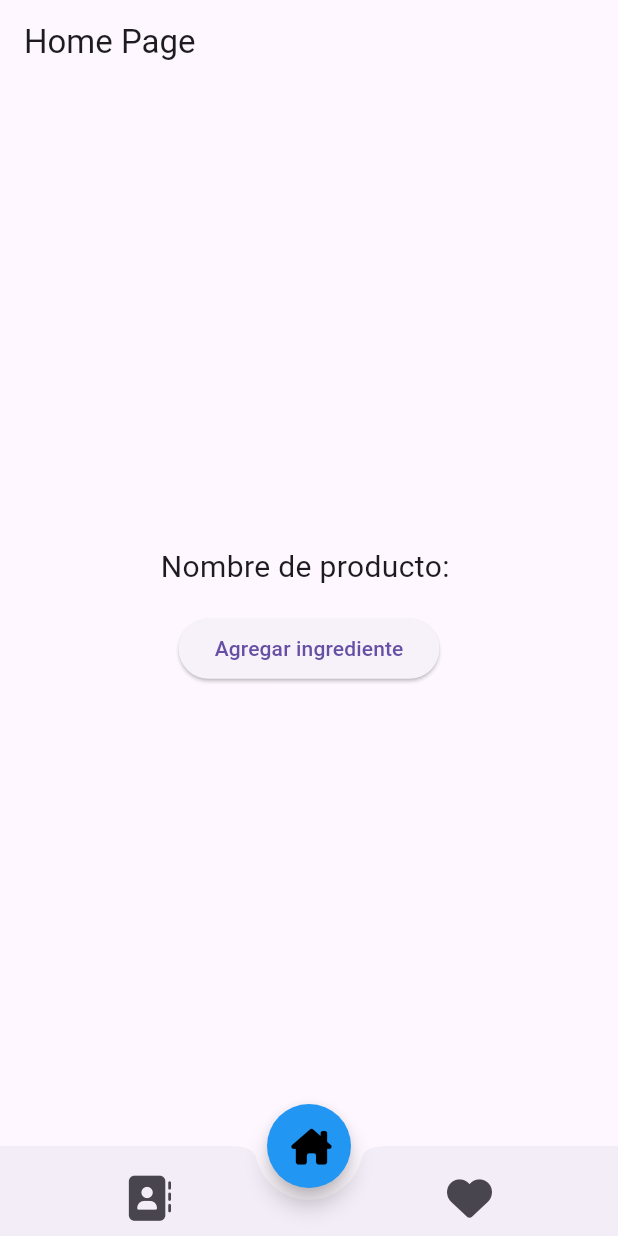
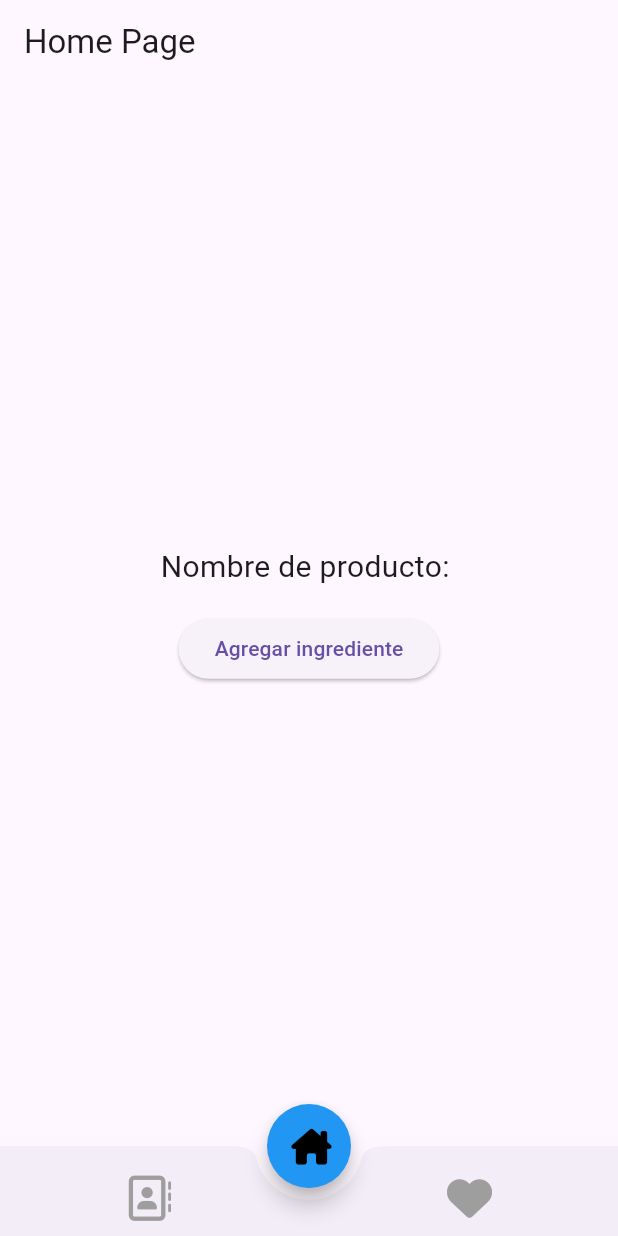
Before and after one commit to LisandroPiva/presupuestApp, a Flutter app: the screen it shows after launch, after a tap on "Guardar", on a phone screen of 412 x 824 dp. Run offline on Flutter 3.47's test engine with Material 3 defaults, Android fonts, the phone set to English and light mode, and no system bars; our stand-ins replace cloud_firestore, firebase_core, font_awesome_flutter, shared_preferences; accounts and stored records are empty.

```diff
--- a/new_project/lib/Models/ingrediente.dart
+++ b/new_project/lib/Models/ingrediente.dart
@@ -15,8 +15,9 @@ class Ingredient {
     required this.selectedOption,
   });
 
+  // ignore: non_constant_identifier_names
   double monto_gastado(){
-    double valor_por_cantidad = price / totalQuantity;
-    return valor_por_cantidad * usedQuantity;
+    double valorPorCantidad = price / totalQuantity;
+    return valorPorCantidad * usedQuantity;
   }
 }
--- a/new_project/lib/Pages/home.dart
+++ b/new_project/lib/Pages/home.dart
@@ -1,12 +1,16 @@
-import 'package:firebase_core/firebase_core.dart';
 import 'package:flutter/material.dart';
 import 'package:flutter/services.dart';
 import 'package:cloud_firestore/cloud_firestore.dart';
-import 'package:firebase_auth/firebase_auth.dart'; // Asegúrate de que esta línea sea correcta
 import 'package:namer_app/Models/ingrediente.dart';
+//import 'package:shared_preferences/shared_preferences.dart';
 
 class HomePage extends StatefulWidget {
+  final String userId;
+
+  HomePage({required this.userId});
+
   @override
+  // ignore: library_private_types_in_public_api
   _HomePageState createState() => _HomePageState();
 }
 
@@ -21,9 +25,7 @@ class _HomePageState extends State<HomePage> {
   bool _isProductNameSubmitted = false;
   bool _areIngredientFieldsVisible = false;
   List<Ingredient> _ingredients = [];
-
   String? _selectedOption;
-
   final List<String> _options = ['gramos', 'mililitros', 'unidades'];
 
   @override
@@ -67,7 +69,7 @@ class _HomePageState extends State<HomePage> {
                               isThreeLine: true,
                               trailing: Container(
                                 decoration: BoxDecoration(
-                                  color: Colors.red, // Color de fondo del botón
+                                  color: Colors.red,
                                   shape: BoxShape.circle,
                                 ),
                                 child: IconButton(
@@ -86,7 +88,7 @@ class _HomePageState extends State<HomePage> {
                   crossAxisAlignment: CrossAxisAlignment.center,
                   children: [
                     if (!_isProductNameSubmitted)
-                      Container(
+                      SizedBox(
                         width: 300,
                         child: TextField(
                           controller: _productController,
@@ -188,10 +190,10 @@ class _HomePageState extends State<HomePage> {
                               _selectedOption = null;
                             });
                           },
+                          style: ElevatedButton.styleFrom(
+                            backgroundColor: Colors.grey,
+                          ),
                           child: Text('Cancelar'),
-                          style: ElevatedButton.styleFrom(
-                            backgroundColor: Colors.grey, // Color de fondo del botón de cancelar
-                          ),
                         ),
                       ],
                   ],
@@ -210,12 +212,11 @@ class _HomePageState extends State<HomePage> {
       selectedOption: _selectedOption ?? 'None',
     );
 
-    final userId = FirebaseAuth.instance.currentUser?.uid; // Obtén la ID del usuario actual
-    final productId = FirebaseFirestore.instance.collection('products').doc().id; // Genera una ID única para el producto
+    final productId = FirebaseFirestore.instance.collection('products').doc().id;
 
     await FirebaseFirestore.instance.collection('products').doc(productId).set({
       'name': _productName,
-      'userId': userId, // Agrega la ID del usuario al documento del producto
+      'userId': widget.userId,
     }).catchError((error) {
       print("Fallo al añadir producto: $error");
     });
@@ -230,7 +231,6 @@ class _HomePageState extends State<HomePage> {
       setState(() {
         _ingredients.add(ingredient);
         _areIngredientFieldsVisible = false;
-        // Limpiar campos y opciones después de guardar
         _ingredientNameController.clear();
         _ingredientPriceController.clear();
         _ingredientTotalQuantityController.clear();
@@ -252,15 +252,7 @@ class _HomePageState extends State<HomePage> {
         _ingredients.removeAt(index);
       });
     }).catchError((error) {
-      print("Fallo al añadir producto: $error");
+      print("Fallo al eliminar ingrediente: $error");
     });
   }
 }
-
-void main() async {
-  WidgetsFlutterBinding.ensureInitialized();
-  await Firebase.initializeApp();
-  runApp(MaterialApp(
-    home: HomePage(),
-  ));
-}
--- a/new_project/lib/main.dart
+++ b/new_project/lib/main.dart
@@ -1,12 +1,12 @@
 import 'package:flutter/material.dart';
 import 'package:firebase_core/firebase_core.dart';
-import 'firebase_options.dart'; // Asegúrate de que este archivo está correctamente configurado.
+import 'firebase_options.dart';
 import 'package:namer_app/Pages/history.dart';
 import 'package:namer_app/Pages/home.dart';
-//import 'package:namer_app/Pages/settings.dart';
 import 'package:namer_app/Pages/liked_products.dart';
-//import 'package:namer_app/Pages/stats.dart';
 import 'package:font_awesome_flutter/font_awesome_flutter.dart';
+import 'package:uuid/uuid.dart';
+import 'package:shared_preferences/shared_preferences.dart';
 
 void main() async {
   WidgetsFlutterBinding.ensureInitialized();
@@ -33,15 +33,30 @@ class MainScreen extends StatefulWidget {
 }
 
 class _MainScreenState extends State<MainScreen> {
+  late Future<String> userIdFuture; // Para almacenar el ID del usuario
   int _selectedIndex = 0;
 
-  final List<Widget> _pages = [
-    HomePage(),
-    History(),
-    Likedproducts(),
-    //Settings(),
-    //Stats(),
-  ];
+  late List<Widget> _pages; // Define la lista de páginas
+
+  @override
+  void initState() {
+    super.initState();
+    userIdFuture = _getOrCreateUserId(); // Obtén el ID del usuario al iniciar
+    _pages = []; // Inicializa _pages como una lista vacía
+  }
+
+  Future<String> _getOrCreateUserId() async {
+    final prefs = await SharedPreferences.getInstance();
+    String? storedUserId = prefs.getString('user_id');
+
+    if (storedUserId != null) {
+      return storedUserId;
+    } else {
+      final newUserId = Uuid().v4();
+      await prefs.setString('user_id', newUserId);
+      return newUserId;
+    }
+  }
 
   void _onItemTapped(int index) {
     setState(() {
@@ -51,11 +66,33 @@ class _MainScreenState extends State<MainScreen> {
 
   @override
   Widget build(BuildContext context) {
+    return FutureBuilder<String>(
+      future: userIdFuture,
+      builder: (context, snapshot) {
+        if (snapshot.connectionState == ConnectionState.waiting) {
+          return Center(child: CircularProgressIndicator());
+        } else if (snapshot.hasError) {
+          return Center(child: Text('Error: ${snapshot.error}'));
+        } else if (snapshot.hasData) {
+          final userId = snapshot.data!;
+
+          // Inicializa _pages solo si no ha sido inicializado
+          if (_pages.isEmpty) {
+            _pages = [
+              HomePage(userId: userId),
+              History(userId: userId),
+              Likedproducts(),
+              //Settings(),
+              //Stats(),
+            ];
+          }
+
           return Scaffold(
             body: _pages[_selectedIndex],
-      bottomNavigationBar: Container(
-        height: 60, // Ajusta el tamaño según tus necesidades
+            bottomNavigationBar: SizedBox(
+              height: 60,
               child: BarraNavegacion(
+                selectedIndex: _selectedIndex,
                 onItemTapped: _onItemTapped,
               ),
             ),
@@ -63,25 +100,38 @@ class _MainScreenState extends State<MainScreen> {
               onPressed: () {
                 _onItemTapped(0);
               },
-        backgroundColor: Colors.blue,
+              backgroundColor: _selectedIndex == 0 ? Colors.blue : Colors.grey,
               shape: RoundedRectangleBorder(borderRadius: BorderRadius.circular(100)),
-        child: Icon(FontAwesomeIcons.houseChimney, color: Colors.black),
+              child: Icon(
+                FontAwesomeIcons.houseChimney,
+                color: _selectedIndex == 0 ? Colors.black : Colors.white
+              ),
             ),
             floatingActionButtonLocation: FloatingActionButtonLocation.centerDocked,
             resizeToAvoidBottomInset: false,
+          );
+        } else {
+          return Center(child: Text('No data'));
+        }
+      },
     );
   }
 }
 
 class BarraNavegacion extends StatelessWidget {
+  final int selectedIndex;
   final ValueChanged<int> onItemTapped;
 
-  BarraNavegacion({required this.onItemTapped});
+  BarraNavegacion({required this.selectedIndex, required this.onItemTapped});
 
   Widget _bottomAction(BuildContext context, IconData icon, int index) {
+    bool isSelected = index == selectedIndex;
     return IconButton(
       iconSize: 30,
-      icon: FaIcon(icon),
+      icon: FaIcon(
+        icon,
+        color: isSelected ? Colors.blue : Colors.grey
+      ),
       onPressed: () {
         onItemTapped(index);
       },
@@ -98,7 +148,7 @@ class BarraNavegacion extends StatelessWidget {
         mainAxisAlignment: MainAxisAlignment.spaceEvenly,
         children: <Widget>[
           //_bottomAction(context, FontAwesomeIcons.chartPie, 4),
-          _bottomAction(context, FontAwesomeIcons.solidAddressBook, 1),
+          _bottomAction(context, FontAwesomeIcons.addressBook, 1),
           SizedBox(width: 48,),
           _bottomAction(context, FontAwesomeIcons.solidHeart, 2),
           //_bottomAction(context, FontAwesomeIcons.gear, 3),
--- a/new_project/pubspec.yaml
+++ b/new_project/pubspec.yaml
@@ -17,6 +17,9 @@ dependencies:
   firebase_core: ^3.3.0
   cloud_firestore: ^5.2.0
   firebase_auth: 5.1.3
+  shared_preferences: ^2.3.1
+  uuid: ^4.4.2
+
 dev_dependencies:
   flutter_test:
     sdk: flutter
```
Also changed, not shown: new_project/lib/Pages/history.dart (+9 -11 lines), new_project/pubspec.lock, 2 other files. Lines whose indentation alone changed are shown as unchanged.
